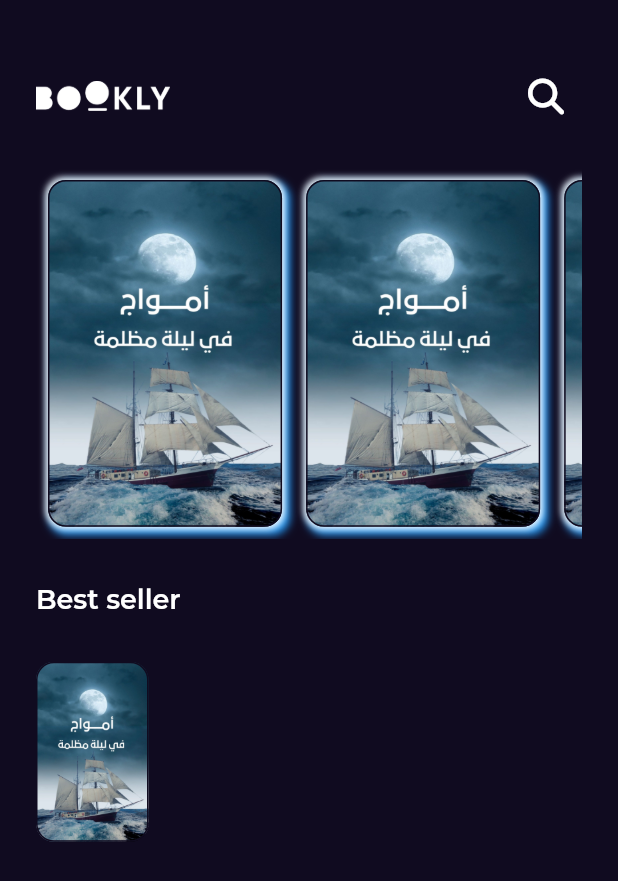
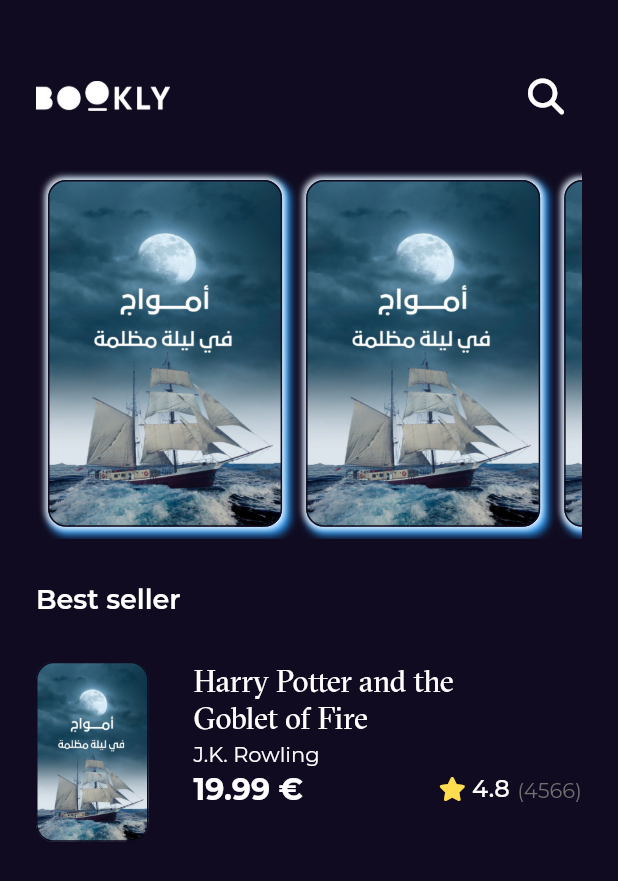
Before and after one commit to wael-saif23/bookly-app, a Flutter app: the screen it shows after launch, on a phone screen of 412 x 824 dp. Shown: the top 881 px of the screen. Run offline on Flutter 3.47's test engine with Material 2 defaults, Android fonts, the phone set to English and light mode, and no system bars; our stand-ins replace font_awesome_flutter, get, google_fonts.

Commit message:
best seller item done

```diff
--- /dev/null
+++ b/lib/Features/home/presentation/views/widgets/best_seller_list_view_item.dart
@@ -0,0 +1,79 @@
+import 'package:booklyapp/Features/home/presentation/views/widgets/booky_rating.dart';
+import 'package:flutter/material.dart';
+
+import '../../../../../contants.dart';
+import '../../../../../core/utilts/assets.dart';
+import '../../../../../core/utilts/style.dart';
+
+class BestSellerListViewItem extends StatelessWidget {
+  const BestSellerListViewItem({super.key});
+
+  @override
+  Widget build(BuildContext context) {
+    return SizedBox(
+      height: 120,
+      child: Row(
+        children: [
+          AspectRatio(
+            aspectRatio: 2.5 / 4,
+            child: Container(
+              decoration: BoxDecoration(
+                color: Colors.blue,
+                borderRadius: const BorderRadius.all(Radius.circular(12)),
+                border: Border.all(
+                  color: kPremaryColor,
+                ),
+                image: const DecorationImage(
+                  image: AssetImage(AssetsData.testImage),
+                  fit: BoxFit.fill,
+                ),
+              ),
+            ),
+            // ),
+          ),
+          const SizedBox(
+            width: 30,
+          ),
+          Expanded(
+            child: Column(
+              crossAxisAlignment: CrossAxisAlignment.start,
+              children: [
+                SizedBox(
+                  width: MediaQuery.of(context).size.width * .5,
+                  child: Text(
+                    "Harry Potter and the Goblet of Fire",
+                    style:
+                        Stlyes.textStyle20.copyWith(fontFamily: kGTSectraFine),
+                    maxLines: 2,
+                    overflow: TextOverflow.ellipsis,
+                  ),
+                ),
+                const SizedBox(
+                  height: 3,
+                ),
+                const Text(
+                  "J.K. Rowling",
+                  style: Stlyes.textStyle14,
+                ),
+                const SizedBox(
+                  height: 3,
+                ),
+                Row(
+                  children: [
+                    Text(
+                      "19.99 €",
+                      style: Stlyes.textStyle20
+                          .copyWith(fontWeight: FontWeight.bold),
+                    ),
+                    const Spacer(),
+                    const BookyRating(),
+                  ],
+                ),
+              ],
+            ),
+          )
+        ],
+      ),
+    );
+  }
+}
--- /dev/null
+++ b/lib/Features/home/presentation/views/widgets/booky_rating.dart
@@ -0,0 +1,37 @@
+import 'package:flutter/material.dart';
+import 'package:font_awesome_flutter/font_awesome_flutter.dart';
+
+import '../../../../../core/utilts/style.dart';
+
+class BookyRating extends StatelessWidget {
+  const BookyRating({super.key});
+
+  @override
+  Widget build(BuildContext context) {
+    return Row(
+      children: [
+       const Icon(
+          FontAwesomeIcons.solidStar,
+          color: Color(0xffFFDD4F),
+          size: 16,
+        ),
+       const SizedBox(
+          width: 6.3,
+        ),
+       const Text(
+          "4.8",
+          style: Stlyes.textStyle16,
+        ),
+        const SizedBox(
+          width: 5,
+        ),
+        Text(
+          "(4566)",
+          style: Stlyes.textStyle14.copyWith(
+            color:const Color(0xff707070),
+          ),
+        ),
+      ],
+    );
+  }
+}
--- a/lib/Features/home/presentation/views/widgets/home_view_body.dart
+++ b/lib/Features/home/presentation/views/widgets/home_view_body.dart
@@ -1,13 +1,13 @@
+import 'package:booklyapp/Features/home/presentation/views/widgets/best_seller_list_view_item.dart';
 import 'package:booklyapp/Features/home/presentation/views/widgets/custom_app_bar.dart';
 import 'package:flutter/material.dart';
-import 'package:flutter/src/widgets/framework.dart';
-import 'package:flutter/src/widgets/placeholder.dart';
 
-import '../../../../../contants.dart';
-import '../../../../../core/utilts/assets.dart';
+
+
+
 import '../../../../../core/utilts/style.dart';
 import 'feature_books_list_view.dart';
-import 'feature_list_view_item.dart';
+
 
 class HomeViewBody extends StatelessWidget {
   const HomeViewBody({super.key});
@@ -17,7 +17,7 @@
     return Padding(
       padding: const EdgeInsets.symmetric(horizontal: 24),
       child: Column(
-        crossAxisAlignment:CrossAxisAlignment.start,
+        crossAxisAlignment: CrossAxisAlignment.start,
         children: const [
           CustomAppBar(),
           FeatureBooksListView(),
@@ -31,47 +31,9 @@
           SizedBox(
             height: 30,
           ),
-
-
-BestSellerListViewItem(),
-
+          BestSellerListViewItem(),
         ],
       ),
     );
   }
 }
-
-
-
-class BestSellerListViewItem extends StatelessWidget {
-  const BestSellerListViewItem({super.key});
-
-  @override
-  Widget build(BuildContext context) {
-    return SizedBox(
-      height: 120,
-      child: Row(
-        children: [
-             AspectRatio(
-        aspectRatio: 2.5 / 4,
-        child: Container(
-          decoration: BoxDecoration(
-            color: Colors.blue,
-            borderRadius: const BorderRadius.all(Radius.circular(12)),
-            border: Border.all(
-              color: kPremaryColor,
-            ),
-
-            image: const DecorationImage(
-              image: AssetImage(AssetsData.testImage),
-              fit: BoxFit.fill,
-            ),
-          ),
-        ),
-        // ),
-      )
-        ],
-      ),
-    );
-  }
-}
--- a/lib/core/utilts/style.dart
+++ b/lib/core/utilts/style.dart
@@ -10,7 +10,7 @@
   static const textStyle20 = TextStyle(
     fontSize: 20,
     fontWeight: FontWeight.normal,
-    fontFamily: kGTSectraFine,
+
   );
 
  static const textStyle30 = TextStyle(
--- a/pubspec.yaml
+++ b/pubspec.yaml
@@ -64,7 +64,7 @@
   fonts:
     - family: GT Sectra Fine
       fonts:
-        - asset: fonts/GT Sectra Fine Regular.ttf
+        - asset: assets/fonts/GT Sectra Fine Regular.ttf
 
   #   - family: Trajan Pro
   #     fonts:
```
